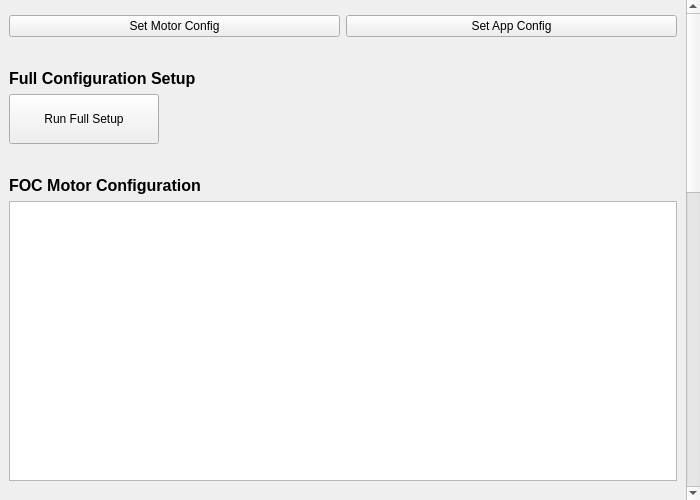
vitalii-bokhin/vesc_tool, file pages/pagecontrollersetup.ui: the form before one commit.
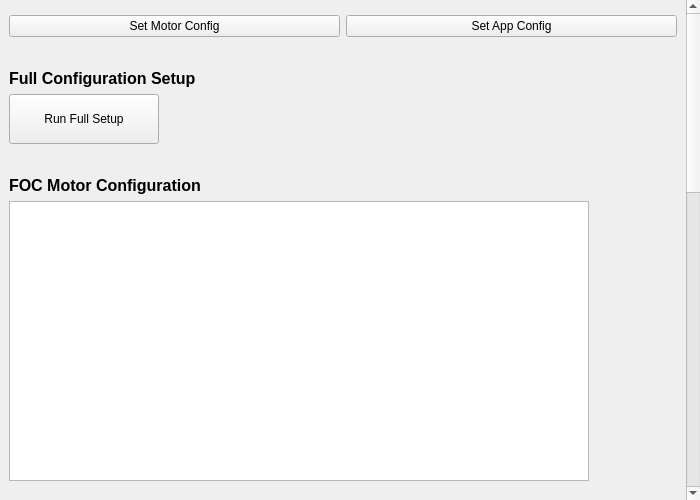
The form after the commit. Icons and pictures are not drawn. Custom widgets are drawn as their Qt base class.

```diff
--- a/pages/pagecontrollersetup.ui
+++ b/pages/pagecontrollersetup.ui
@@ -259,7 +259,7 @@
                   </property>
                   <property name="maximumSize">
                     <size>
-                      <width>700</width>
+                      <width>580</width>
                       <height>280</height>
                     </size>
                   </property>
```
Left out of the diff: 4 changed lines with no effect on the pictures.
